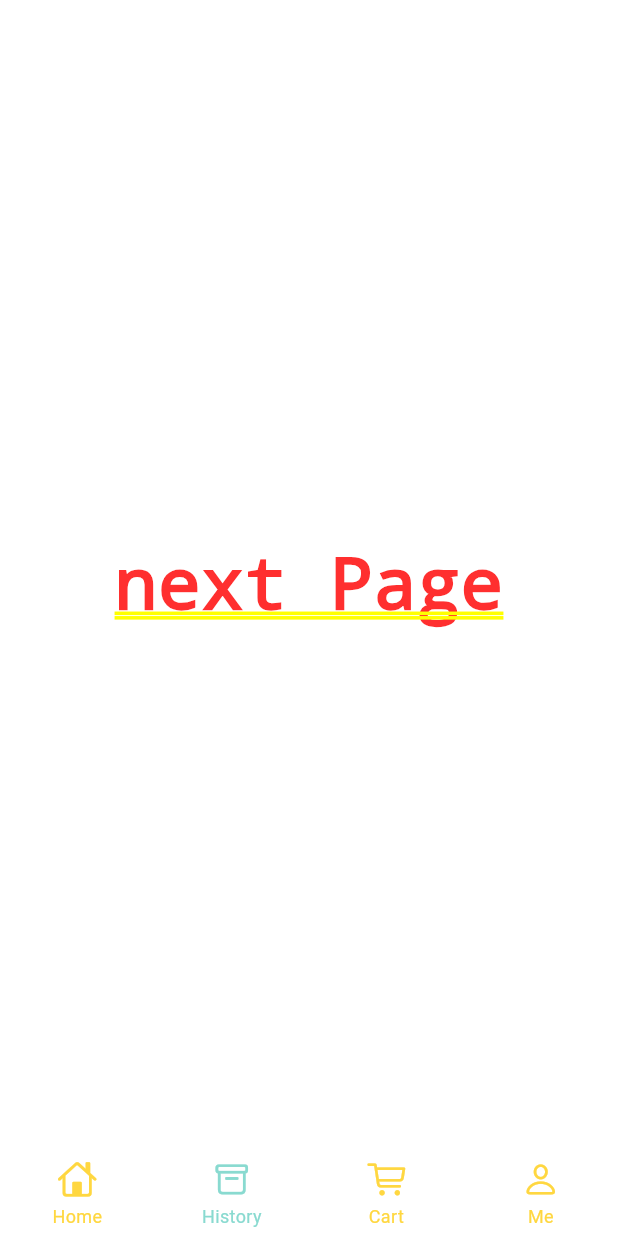
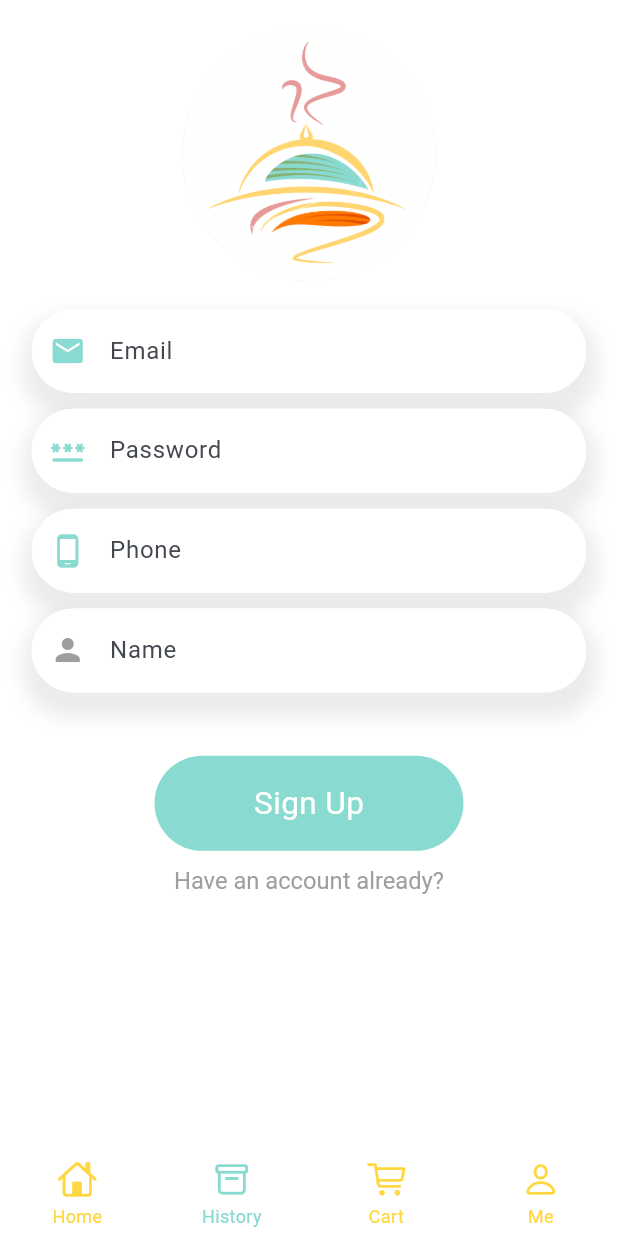
Before and after one commit to abodmadi/Food-Delivery-App, a Flutter app: the screen it shows after launch, item 2 of the bottom bar chosen, on a phone screen of 412 x 824 dp. Run offline on Flutter 3.47's test engine with Material 2 defaults, Android fonts, the phone set to English and light mode, and no system bars; drawn by our look-alikes of persistent_bottom_nav_bar; our stand-ins replace dots_indicator, get, shared_preferences; network calls fail.

Commit message:
Working on Sign-Up page

```diff
--- /dev/null
+++ b/lib/pages/auth/sign_up_page.dart
@@ -0,0 +1,107 @@
+// ignore_for_file: must_be_immutable
+
+import 'package:flutter/gestures.dart';
+import 'package:flutter/material.dart';
+import 'package:food_delivery_app/utils/colors.dart';
+import 'package:food_delivery_app/utils/dimensions.dart';
+import 'package:food_delivery_app/widgets/custom_app_text_field.dart';
+import 'package:food_delivery_app/widgets/custom_big_text.dart';
+import 'package:get/get.dart';
+
+class SignUpPage extends StatelessWidget {
+  SignUpPage({super.key});
+
+  var emailController = TextEditingController();
+  var passwordController = TextEditingController();
+  var nameController = TextEditingController();
+  var phoneController = TextEditingController();
+
+  @override
+  Widget build(BuildContext context) {
+    return SafeArea(
+      child: Scaffold(
+        backgroundColor: Colors.white,
+        body: Column(
+          children: [
+            // This showing Logo
+            Container(
+              height: Dimensions.screenHeight * 0.25,
+              child: Center(
+                child: CircleAvatar(
+                  radius: Dimensions.radius80,
+                  foregroundColor: Colors.white,
+                  backgroundImage:
+                      const AssetImage('assets/image/logo part 1.png'),
+                ),
+              ),
+            ),
+            // This showing email CustomAppTextField.
+            CustomAppTextField(
+                hintText: 'Email',
+                textController: emailController,
+                prefixIcon: Icons.email),
+            SizedBox(
+              height: Dimensions.height10,
+            ),
+            // This showing password CustomAppTextField.
+            CustomAppTextField(
+                hintText: 'Password',
+                textController: passwordController,
+                prefixIcon: Icons.password),
+            SizedBox(
+              height: Dimensions.height10,
+            ),
+            // This showing phone CustomAppTextField.
+            CustomAppTextField(
+                hintText: 'Phone',
+                textController: phoneController,
+                prefixIcon: Icons.phone_android),
+            SizedBox(
+              height: Dimensions.height10,
+            ),
+            // This showing person CustomAppTextField.
+            CustomAppTextField(
+                hintText: 'Name',
+                textController: nameController,
+                prefixIcon: Icons.person,
+                iconColor: Colors.grey),
+            SizedBox(
+              height: Dimensions.height20 + Dimensions.height20,
+            ),
+            // This showing sign-up button
+            Container(
+              width: Dimensions.screenWidth / 2,
+              height: Dimensions.screenHeight / 13,
+              //padding: EdgeInsets.only(left:Dimensions.height30,right:Dimensions.height30,bottom: Dimensions.height10,top: Dimensions.height10,),
+              decoration: BoxDecoration(
+                color: AppColors.mainColor,
+                borderRadius: BorderRadius.circular(Dimensions.radius30),
+              ),
+              child: Center(
+                child: CustomBigText(
+                  text: 'Sign Up',
+                  fontSize: Dimensions.font20,
+                  color: Colors.white,
+                ),
+              ),
+            ),
+            SizedBox(
+              height: Dimensions.height10,
+            ),
+            // This showing the link to sign in.
+            RichText(
+              text: TextSpan(
+                recognizer: TapGestureRecognizer()..onTap = () => Get.back(),
+                text: 'Have an account already?',
+                style: TextStyle(
+                  color: Colors.grey[500],
+                  fontSize: Dimensions.font15,
+                ),
+              ),
+            ),
+          ],
+        ),
+      ),
+    );
+  }
+}
--- a/lib/pages/home/home_page.dart
+++ b/lib/pages/home/home_page.dart
@@ -1,6 +1,7 @@
 import 'package:flutter/cupertino.dart';
 import 'package:flutter/material.dart';
 import 'package:food_delivery_app/pages/account/account_page.dart';
+import 'package:food_delivery_app/pages/auth/sign_up_page.dart';
 import 'package:food_delivery_app/pages/cart/cart_history_page.dart';
 import 'package:food_delivery_app/pages/home/main_food_page.dart';
 import 'package:food_delivery_app/utils/colors.dart';
@@ -29,7 +30,8 @@ class _HomePageState extends State<HomePage> {
   List<Widget> _buildScreens() {
     return [
       MainFoodPage(),
-      Container(child: Center(child: Text('next Page'))),
+      SignUpPage(),
+      //Container(child: Center(child: Text('next Page'))),
       CartHistoryPage(),
       //Container(child: Center(child: Text('next next Page'))),
       //Container(child: Center(child: Text('next next next Page'))),
--- a/lib/utils/app_constants.dart
+++ b/lib/utils/app_constants.dart
@@ -1,7 +1,7 @@
 class AppConstants {
   static const String APP_NAME = 'DBFood';
   static const int APP_VERSION = 1;
-  static const String BASE_URL = 'http://192.168.1.6:8001/';
+  static const String BASE_URL = 'http://192.168.1.5:8001/';
   static const String POPULAR_PRODUCT_URI = 'api/v1/products/popular';
   static const String RECOMMENDED_PRODUCT_URI = 'api/v1/products/recommended';
   static const String DRINKS_URI = 'api/v1/products/drinks';
--- a/lib/utils/dimensions.dart
+++ b/lib/utils/dimensions.dart
@@ -45,6 +45,7 @@ class Dimensions {
   static double radius18 = screenHeight / 43.38;
   static double radius20 = screenHeight / 39.05;
   static double radius30 = screenHeight / 26.03;
+  static double radius80 = screenHeight / 9.76;
   static double radius150 = screenHeight / 5.20;
 // Showing the Icon Factors
   static double iconSize16 = screenHeight / 48.81;
--- /dev/null
+++ b/lib/widgets/custom_app_text_field.dart
@@ -0,0 +1,72 @@
+import 'package:flutter/material.dart';
+import 'package:food_delivery_app/utils/colors.dart';
+import 'package:food_delivery_app/utils/dimensions.dart';
+
+// ignore: must_be_immutable
+class CustomAppTextField extends StatelessWidget {
+  final TextEditingController textController;
+  final String hintText;
+  final IconData prefixIcon;
+  Color iconColor;
+  CustomAppTextField({
+    super.key,
+    required this.hintText,
+    required this.textController,
+    required this.prefixIcon,
+    this.iconColor = const Color(0xFF89dad0),
+  });
+
+  @override
+  Widget build(BuildContext context) {
+    return Container(
+      margin: EdgeInsets.only(
+        left: Dimensions.height20,
+        right: Dimensions.height20,
+      ),
+      decoration: BoxDecoration(
+        color: Colors.white,
+        borderRadius: BorderRadius.circular(Dimensions.radius30),
+        boxShadow: [
+          BoxShadow(
+            blurRadius: 10,
+            spreadRadius: 7,
+            offset: const Offset(1, 10),
+            color: Colors.grey.withOpacity(0.2),
+          ),
+        ],
+      ),
+      child: TextField(
+        controller: textController,
+        decoration: InputDecoration(
+          // This showing the hintText.
+          hintText: hintText,
+          // This showing the prefixIcon.
+          prefixIcon: Icon(
+            prefixIcon,
+            color:iconColor,
+          ),
+          // This showing the focusedBorder.
+          focusedBorder: OutlineInputBorder(
+            borderRadius: BorderRadius.circular(Dimensions.radius30),
+            borderSide: const BorderSide(
+              color: Colors.white,
+              width: 1.0,
+            ),
+          ),
+          // This showing the enabledBorder.
+          enabledBorder: OutlineInputBorder(
+            borderRadius: BorderRadius.circular(Dimensions.radius30),
+            borderSide: const BorderSide(
+              color: Colors.white,
+              width: 1.0,
+            ),
+          ),
+          // This showing the border.
+          border: OutlineInputBorder(
+            borderRadius: BorderRadius.circular(Dimensions.radius30),
+          ),
+        ),
+      ),
+    );
+  }
+}
```
